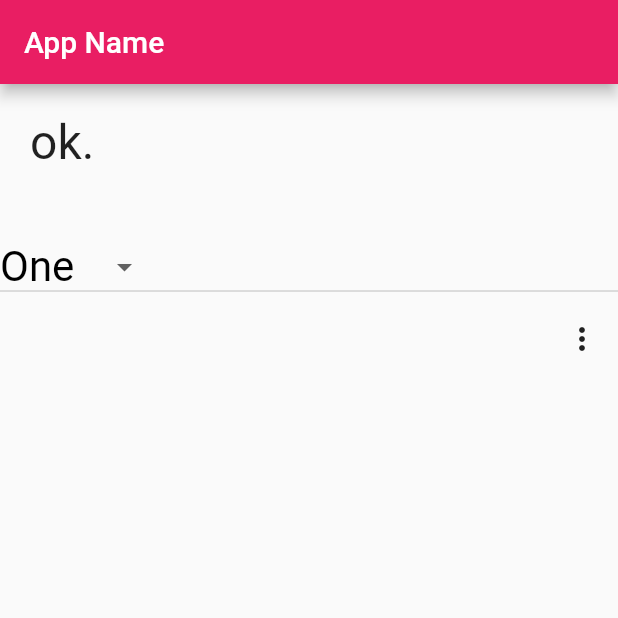
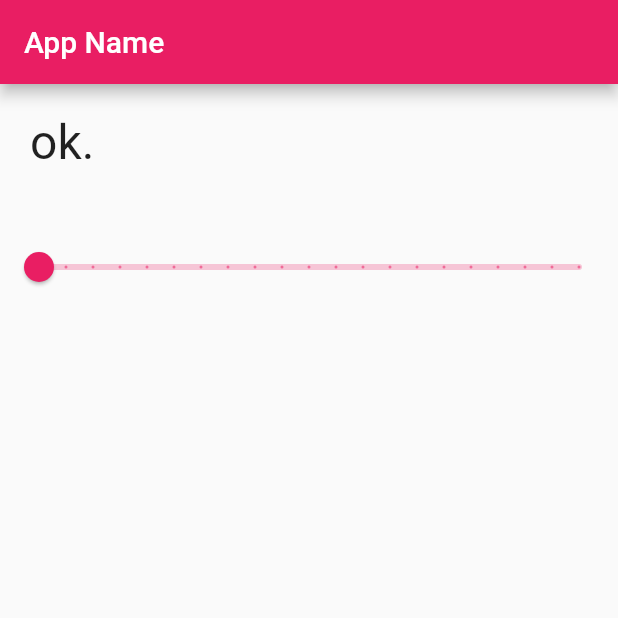
Before and after one commit to hirossk/flutter_app, a Flutter app: the screen it shows after launch, on a phone screen of 412 x 824 dp, the top half of it. Run offline on Flutter 3.47's test engine with Material 2 defaults, Android fonts, the phone set to English and light mode, and no system bars.

Commit message:
chapter3-15-1

```diff
--- a/lib/main.dart
+++ b/lib/main.dart
@@ -29,7 +29,7 @@ class MyHomePage extends StatefulWidget {
 
 class _MyHomePageState extends State<MyHomePage> {
   static var _message = 'ok.';
-  static var _selected = 'One';
+  static var _value = 0.0;
 
   @override
   Widget build(BuildContext context) {
@@ -56,39 +56,12 @@ class _MyHomePageState extends State<MyHomePage> {
             const Padding(
               padding: EdgeInsets.all(10.0),
             ),
-            DropdownButton<String>(
-              onChanged: popupSelected,
-              value: _selected,
-              style: const TextStyle(
-                  color: Colors.black,
-                  fontSize: 28.0,
-                  fontWeight: FontWeight.w400,
-                  fontFamily: 'Roboto'),
-              items: const <DropdownMenuItem<String>>[
-                DropdownMenuItem<String>(value: 'One', child: Text('One')),
-                DropdownMenuItem<String>(value: 'Two', child: Text('Two')),
-                DropdownMenuItem<String>(value: 'Three', child: Text('Three')),
-              ],
-            ),
-            Align(
-              alignment: Alignment.centerRight,
-              child: PopupMenuButton(
-                onSelected: (String value) => popupSelected(value),
-                itemBuilder: (BuildContext context) => <PopupMenuEntry<String>>[
-                  const PopupMenuItem(
-                    child: Text("One"),
-                    value: "One",
-                  ),
-                  const PopupMenuItem(
-                    child: Text("Two"),
-                    value: "Two",
-                  ),
-                  const PopupMenuItem(
-                    child: Text("Three"),
-                    value: "Three",
-                  ),
-                ],
-              ),
+            Slider(
+              onChanged: sliderChanged,
+              min: 0.0,
+              max: 100.0,
+              divisions: 20,
+              value: _value,
             ),
           ],
         ),
@@ -96,10 +69,10 @@ class _MyHomePageState extends State<MyHomePage> {
     );
   }
 
-  void popupSelected(String? value) {
+  void sliderChanged(double value) {
     setState(() {
-      _selected = value ?? 'not selected...';
-      _message = 'select: $_selected';
+      _value = value.floorToDouble();
+      _message = 'set value: $_value';
     });
   }
 }
```
